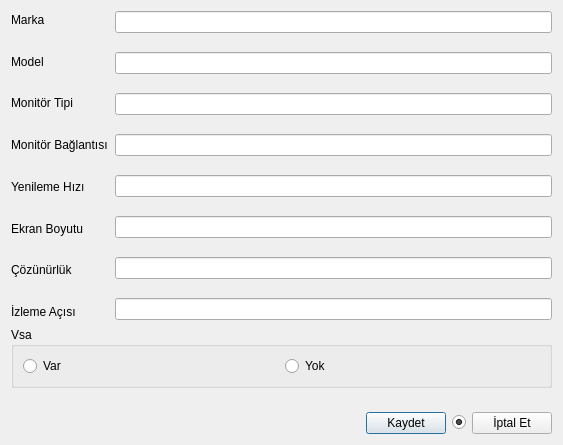
Before: the Qt Designer form Desktop/tekno_market2/TKN_Market/UI/VeriFormlari/tknmonitorpencere.ui in asirkacar/okulprojesi, drawn with Qt 5.
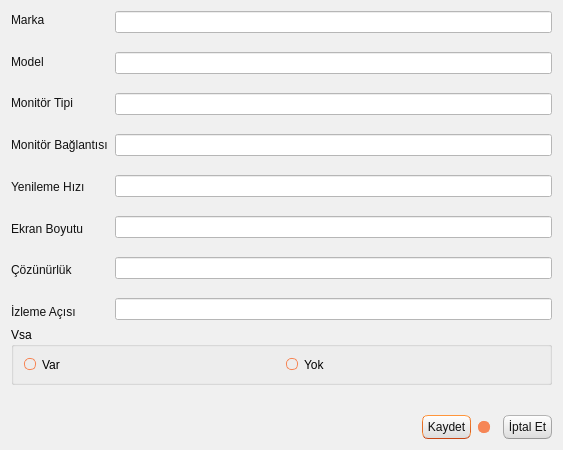
After: the same form once the commit is applied. Icons and pictures are not drawn.

Diff of the .ui file:
```diff
--- a/Desktop/tekno_market2/TKN_Market/UI/VeriFormlari/tknmonitorpencere.ui
+++ b/Desktop/tekno_market2/TKN_Market/UI/VeriFormlari/tknmonitorpencere.ui
@@ -7,12 +7,509 @@
     <x>0</x>
     <y>0</y>
     <width>563</width>
-    <height>445</height>
+    <height>450</height>
    </rect>
   </property>
   <property name="windowTitle">
    <string>Dialog</string>
   </property>
+  <property name="styleSheet">
+   <string notr="true">/*
+Ubuntu Style Sheet for QT Applications
+Author: Jaime A. Quiroga P.
+Company: GTRONICK
+Last updated: 09/10/2019 (dd/mm/yyyy), 12:31.
+Available at: https://github.com/GTRONICK/QSS/blob/master/Ubuntu.qss
+*/
+QMainWindow {
+	background-color:#f0f0f0;
+}
+QCheckBox {
+	padding:2px;
+}
+QCheckBox:hover {
+	border:1px solid rgb(255,150,60);
+	border-radius:4px;
+	padding: 1px;
+	background-color:qlineargradient(spread:pad, x1:0.5, y1:1, x2:0.5, y2:0, stop:0 rgba(190, 90, 50, 50), stop:1 rgba(250, 130, 40, 50));
+}
+QCheckBox::indicator:checked {
+	border:1px solid rgb(246, 134, 86);
+	border-radius:4px;
+  	background-color:rgb(246, 134, 86)
+}
+QCheckBox::indicator:unchecked {
+	border-width:1px solid rgb(246, 134, 86);
+	border-radius:4px;
+  	background-color:rgb(255,255,255);
+}
+QColorDialog {
+	background-color:#f0f0f0;
+}
+QComboBox {
+	color:rgb(81,72,65);
+	background: #ffffff;
+}
+QComboBox:editable {
+	selection-color:rgb(81,72,65);
+	selection-background-color: #ffffff;
+}
+QComboBox QAbstractItemView {
+	selection-color: #ffffff;
+	selection-background-color: rgb(246, 134, 86);
+}
+QComboBox:!editable:on, QComboBox::drop-down:editable:on {
+	color:  #1e1d23;	
+}
+QDateTimeEdit, QDateEdit, QDoubleSpinBox, QFontComboBox {
+	color:rgb(81,72,65);
+	background-color: #ffffff;
+}
+
+QDialog {
+	background-color:#f0f0f0;
+}
+
+QLabel,QLineEdit {
+	color:rgb(17,17,17);
+}
+QLineEdit {
+	background-color:rgb(255,255,255);
+	selection-background-color:rgb(236,116,64);
+}
+QMenuBar {
+	color:rgb(223,219,210);
+	background-color:rgb(65,64,59);
+}
+QMenuBar::item {
+	padding-top:4px;
+	padding-left:4px;
+	padding-right:4px;
+	color:rgb(223,219,210);
+	background-color:rgb(65,64,59);
+}
+QMenuBar::item:selected {
+	color:rgb(255,255,255);
+	padding-top:2px;
+	padding-left:2px;
+	padding-right:2px;
+	border-top-width:2px;
+	border-left-width:2px;
+	border-right-width:2px;
+	border-top-right-radius:4px;
+	border-top-left-radius:4px;
+	border-style:solid;
+	background-color:rgb(65,64,59);
+	border-top-color: rgb(47,47,44);
+	border-right-color: qlineargradient(spread:pad, x1:0, y1:1, x2:1, y2:0, stop:0 rgba(90, 87, 78, 255), stop:1 rgba(47,47,44, 255));
+	border-left-color:  qlineargradient(spread:pad, x1:1, y1:0, x2:0, y2:0, stop:0 rgba(90, 87, 78, 255), stop:1 rgba(47,47,44, 255));
+}
+QMenu {
+	color:rgb(223,219,210);
+	background-color:rgb(65,64,59);
+}
+QMenu::item {
+	color:rgb(223,219,210);
+	padding:4px 10px 4px 20px;
+}
+QMenu::item:selected {
+	color:rgb(255,255,255);
+	background-color: qlineargradient(spread:pad, x1:0.5, y1:1, x2:0.5, y2:0, stop:0 rgba(225, 108, 54, 255), stop:1 rgba(246, 134, 86, 255));
+	border-style:solid;
+	border-width:3px;
+	padding:4px 7px 4px 17px;
+	border-bottom-color:qlineargradient(spread:pad, x1:0.5, y1:1, x2:0.5, y2:0, stop:0 rgba(175,85,48,255), stop:1 rgba(236,114,67, 255));
+	border-top-color:qlineargradient(spread:pad, x1:0.5, y1:1, x2:0.5, y2:0, stop:0 rgba(253,156,113,255), stop:1 rgba(205,90,46, 255));
+	border-right-color:qlineargradient(spread:pad, x1:0, y1:0.5, x2:1, y2:0.5, stop:0 rgba(253,156,113,255), stop:1 rgba(205,90,46, 255));
+	border-left-color:qlineargradient(spread:pad, x1:1, y1:0.5, x2:0, y2:0.5, stop:0 rgba(253,156,113,255), stop:1 rgba(205,90,46, 255));
+}
+QPlainTextEdit {
+	border-width: 1px solid transparent;
+	color:rgb(17,17,17);
+	selection-background-color:rgb(236,116,64);
+}
+QProgressBar {
+	text-align: center;
+	color: rgb(0, 0, 0);
+	border: 1px inset rgb(150,150,150); 
+	border-radius: 10px;
+	background-color:rgb(221,221,219);
+}
+QProgressBar::chunk:horizontal {
+	background-color: qlineargradient(spread:pad, x1:0.5, y1:1, x2:0.5, y2:0, stop:0 rgba(225, 108, 54, 255), stop:1 rgba(246, 134, 86, 255));
+	border:1px solid;
+	border-radius:8px;
+	border-bottom-color:qlineargradient(spread:pad, x1:0.5, y1:1, x2:0.5, y2:0, stop:0 rgba(175,85,48,255), stop:1 rgba(236,114,67, 255));
+	border-top-color:qlineargradient(spread:pad, x1:0.5, y1:1, x2:0.5, y2:0, stop:0 rgba(253,156,113,255), stop:1 rgba(205,90,46, 255));
+	border-right-color:qlineargradient(spread:pad, x1:0, y1:0.5, x2:1, y2:0.5, stop:0 rgba(253,156,113,255), stop:1 rgba(205,90,46, 255));
+	border-left-color:qlineargradient(spread:pad, x1:1, y1:0.5, x2:0, y2:0.5, stop:0 rgba(253,156,113,255), stop:1 rgba(205,90,46, 255));
+}
+QPushButton{
+	color:rgb(17,17,17);
+	border-width: 1px;
+	border-radius: 6px;
+	border-bottom-color: rgb(150,150,150);
+	border-right-color: rgb(165,165,165);
+	border-left-color: rgb(165,165,165);
+	border-top-color: rgb(180,180,180);
+	border-style: solid;
+	padding: 4px;
+	background-color: qlineargradient(spread:pad, x1:0.5, y1:1, x2:0.5, y2:0, stop:0 rgba(220, 220, 220, 255), stop:1 rgba(255, 255, 255, 255));
+}
+QPushButton:hover{
+	color:rgb(17,17,17);
+	border-width: 1px;
+	border-radius:6px;
+	border-top-color: rgb(255,150,60);
+	border-right-color: qlineargradient(spread:pad, x1:0, y1:1, x2:1, y2:0, stop:0 rgba(200, 70, 20, 255), stop:1 rgba(255,150,60, 255));
+	border-left-color:  qlineargradient(spread:pad, x1:1, y1:0, x2:0, y2:0, stop:0 rgba(200, 70, 20, 255), stop:1 rgba(255,150,60, 255));
+	border-bottom-color: rgb(200,70,20);
+	border-style: solid;
+	padding: 2px;
+	background-color: qlineargradient(spread:pad, x1:0.5, y1:1, x2:0.5, y2:0, stop:0 rgba(220, 220, 220, 255), stop:1 rgba(255, 255, 255, 255));
+}
+QPushButton:default{
+	color:rgb(17,17,17);
+	border-width: 1px;
+	border-radius:6px;
+	border-top-color: rgb(255,150,60);
+	border-right-color: qlineargradient(spread:pad, x1:0, y1:1, x2:1, y2:0, stop:0 rgba(200, 70, 20, 255), stop:1 rgba(255,150,60, 255));
+	border-left-color:  qlineargradient(spread:pad, x1:1, y1:0, x2:0, y2:0, stop:0 rgba(200, 70, 20, 255), stop:1 rgba(255,150,60, 255));
+	border-bottom-color: rgb(200,70,20);
+	border-style: solid;
+	padding: 2px;
+	background-color: qlineargradient(spread:pad, x1:0.5, y1:1, x2:0.5, y2:0, stop:0 rgba(220, 220, 220, 255), stop:1 rgba(255, 255, 255, 255));
+}
+QPushButton:pressed{
+	color:rgb(17,17,17);
+	border-width: 1px;
+	border-radius: 6px;
+	border-width: 1px;
+	border-top-color: rgba(255,150,60,200);
+	border-right-color: qlineargradient(spread:pad, x1:0, y1:1, x2:1, y2:0, stop:0 rgba(200, 70, 20, 255), stop:1 rgba(255,150,60, 200));
+	border-left-color:  qlineargradient(spread:pad, x1:1, y1:0, x2:0, y2:0, stop:0 rgba(200, 70, 20, 255), stop:1 rgba(255,150,60, 200));
+	border-bottom-color: rgba(200,70,20,200);
+	border-style: solid;
+	padding: 2px;
+	background-color: qlineargradient(spread:pad, x1:0.5, y1:0, x2:0.5, y2:1, stop:0 rgba(220, 220, 220, 255), stop:1 rgba(255, 255, 255, 255));
+}
+QPushButton:disabled{
+	color:rgb(174,167,159);
+	border-width: 1px;
+	border-radius: 6px;
+	background-color: qlineargradient(spread:pad, x1:0.5, y1:1, x2:0.5, y2:0, stop:0 rgba(200, 200, 200, 255), stop:1 rgba(230, 230, 230, 255));
+}
+QRadioButton {
+	padding: 1px;
+}
+QRadioButton::indicator:checked {
+	height: 10px;
+	width: 10px;
+	border-style:solid;
+	border-radius:5px;
+	border-width: 1px;
+	border-color: rgba(246, 134, 86, 255);
+	color: #a9b7c6;
+	background-color:rgba(246, 134, 86, 255);
+}
+QRadioButton::indicator:!checked {
+	height: 10px;
+	width: 10px;
+	border-style:solid;
+	border-radius:5px;
+	border-width: 1px;
+	border-color: rgb(246, 134, 86);
+	color: #a9b7c6;
+	background-color: transparent;
+}
+QScrollArea {
+	color: white;
+	background-color:#f0f0f0;
+}
+QSlider::groove {
+	border-style: solid;
+	border-width: 1px;
+	border-color: rgb(207,207,207);
+}
+QSlider::groove:horizontal {
+	height: 5px;
+	background: rgb(246, 134, 86);
+}
+QSlider::groove:vertical {
+	width: 5px;
+	background: rgb(246, 134, 86);
+}
+QSlider::handle:horizontal {
+	background: rgb(253,253,253);
+	border-style: solid;
+	border-width: 1px;
+	border-color: rgb(207,207,207);
+	width: 12px;
+	margin: -5px 0;
+	border-radius: 7px;
+}
+QSlider::handle:vertical {
+	background: rgb(253,253,253);
+	border-style: solid;
+	border-width: 1px;
+	border-color: rgb(207,207,207);
+	height: 12px;
+	margin: 0 -5px;
+	border-radius: 7px;
+}
+QSlider::add-page:horizontal, QSlider::add-page:vertical {
+ 	background: white;
+}
+QSlider::sub-page:horizontal, QSlider::sub-page:vertical {
+	background: rgb(246, 134, 86);
+}
+QStatusBar, QSpinBox {
+	color:rgb(81,72,65);
+}
+QSpinBox {
+	background-color: #ffffff;
+}
+QScrollBar:horizontal {
+	max-height: 20px;
+	border: 1px transparent;
+	margin: 0px 20px 0px 20px;
+}
+QScrollBar::handle:horizontal {
+	background: rgb(253,253,253);
+	border: 1px solid rgb(207,207,207);
+	border-radius: 7px;
+	min-width: 25px;
+}
+QScrollBar::handle:horizontal:hover {
+	background: rgb(253,253,253);
+	border: 1px solid rgb(255,150,60);
+	border-radius: 7px;
+	min-width: 25px;
+}
+QScrollBar::add-line:horizontal {
+  	border: 1px solid rgb(207,207,207);
+  	border-top-right-radius: 7px;
+  	border-top-left-radius: 7px;
+  	border-bottom-right-radius: 7px;
+  	background: rgb(255, 255, 255);
+  	width: 20px;
+  	subcontrol-position: right;
+  	subcontrol-origin: margin;
+}
+QScrollBar::add-line:horizontal:hover {
+  	border: 1px solid rgb(255,150,60);
+  	border-top-right-radius: 7px;
+  	border-top-left-radius: 7px;
+  	border-bottom-right-radius: 7px;
+  	background: rgb(255, 255, 255);
+  	width: 20px;
+  	subcontrol-position: right;
+  	subcontrol-origin: margin;
+}
+QScrollBar::add-line:horizontal:pressed {
+  	border: 1px solid grey;
+  	border-top-left-radius: 7px;
+  	border-top-right-radius: 7px;
+  	border-bottom-right-radius: 7px;
+  	background: rgb(231,231,231);
+  	width: 20px;
+  	subcontrol-position: right;
+  	subcontrol-origin: margin;
+}
+QScrollBar::sub-line:horizontal {
+  	border: 1px solid rgb(207,207,207);
+  	border-top-right-radius: 7px;
+  	border-top-left-radius: 7px;
+  	border-bottom-left-radius: 7px;
+  	background: rgb(255, 255, 255);
+  	width: 20px;
+  	subcontrol-position: left;
+  	subcontrol-origin: margin;
+}
+QScrollBar::sub-line:horizontal:hover {
+  	border: 1px solid rgb(255,150,60);
+  	border-top-right-radius: 7px;
+  	border-top-left-radius: 7px;
+  	border-bottom-left-radius: 7px;
+  	background: rgb(255, 255, 255);
+  	width: 20px;
+  	subcontrol-position: left;
+  	subcontrol-origin: margin;
+}
+QScrollBar::sub-line:horizontal:pressed {
+  	border: 1px solid grey;
+  	border-top-right-radius: 7px;
+  	border-top-left-radius: 7px;
+  	border-bottom-left-radius: 7px;
+  	background: rgb(231,231,231);
+  	width: 20px;
+  	subcontrol-position: left;
+  	subcontrol-origin: margin;
+}
+QScrollBar::left-arrow:horizontal {
+  	border: 1px transparent grey;
+  	border-top-left-radius: 3px;
+  	border-bottom-left-radius: 3px;
+  	width: 6px;
+  	height: 6px;
+  	background: rgb(230,230,230);
+}
+QScrollBar::right-arrow:horizontal {
+	border: 1px transparent grey;
+	border-top-right-radius: 3px;
+	border-bottom-right-radius: 3px;
+  	width: 6px;
+  	height: 6px;
+ 	background: rgb(230,230,230);
+}
+QScrollBar::add-page:horizontal, QScrollBar::sub-page:horizontal {
+ 	background: none;
+} 
+QScrollBar:vertical {
+	max-width: 20px;
+	border: 1px transparent grey;
+	margin: 20px 0px 20px 0px;
+}
+QScrollBar::add-line:vertical {
+	border: 1px solid;
+	border-color: rgb(207,207,207);
+	border-bottom-right-radius: 7px;
+	border-bottom-left-radius: 7px;
+	border-top-left-radius: 7px;
+	background: rgb(255, 255, 255);
+  	height: 20px;
+  	subcontrol-position: bottom;
+  	subcontrol-origin: margin;
+}
+QScrollBar::add-line:vertical:hover {
+  	border: 1px solid;
+  	border-color: rgb(255,150,60);
+  	border-bottom-right-radius: 7px;
+  	border-bottom-left-radius: 7px;
+  	border-top-left-radius: 7px;
+  	background: rgb(255, 255, 255);
+  	height: 20px;
+  	subcontrol-position: bottom;
+  	subcontrol-origin: margin;
+}
+QScrollBar::add-line:vertical:pressed {
+  	border: 1px solid grey;
+  	border-bottom-left-radius: 7px;
+  	border-bottom-right-radius: 7px;
+  	border-top-left-radius: 7px;
+  	background: rgb(231,231,231);
+  	height: 20px;
+  	subcontrol-position: bottom;
+  	subcontrol-origin: margin;
+}
+QScrollBar::sub-line:vertical {
+  	border: 1px solid rgb(207,207,207);
+  	border-top-right-radius: 7px;
+  	border-top-left-radius: 7px;
+  	border-bottom-left-radius: 7px;
+  	background: rgb(255, 255, 255);
+  	height: 20px;
+  	subcontrol-position: top;
+  	subcontrol-origin: margin;
+}
+QScrollBar::sub-line:vertical:hover {
+  	border: 1px solid rgb(255,150,60);
+  	border-top-right-radius: 7px;
+  	border-top-left-radius: 7px;
+  	border-bottom-left-radius: 7px;
+	background: rgb(255, 255, 255);
+  	height: 20px;
+  	subcontrol-position: top;
+  	subcontrol-origin: margin;
+}
+QScrollBar::sub-line:vertical:pressed {
+  	border: 1px solid grey;
+  	border-top-left-radius: 7px;
+  	border-top-right-radius: 7px;
+  	background: rgb(231,231,231);
+ 	height: 20px;
+  	subcontrol-position: top;
+  	subcontrol-origin: margin;
+}
+QScrollBar::handle:vertical {
+	background: rgb(253,253,253);
+	border: 1px solid rgb(207,207,207);
+	border-radius: 7px;
+	min-height: 25px;
+}
+QScrollBar::handle:vertical:hover {
+	background: rgb(253,253,253);
+	border: 1px solid rgb(255,150,60);
+	border-radius: 7px;
+	min-height: 25px;
+}
+QScrollBar::up-arrow:vertical {
+	border: 1px transparent grey;
+  	border-top-left-radius: 3px;
+	border-top-right-radius: 3px;
+  	width: 6px;
+  	height: 6px;
+  	background: rgb(230,230,230);
+}
+QScrollBar::down-arrow:vertical {
+  	border: 1px transparent grey;
+  	border-bottom-left-radius: 3px;
+  	border-bottom-right-radius: 3px;
+  	width: 6px;
+  	height: 6px;
+  	background: rgb(230,230,230);
+}
+QScrollBar::add-page:vertical, QScrollBar::sub-page:vertical {
+  	background: none;
+}
+QTabWidget {
+	color:rgb(0,0,0);
+	background-color:rgb(247,246,246);
+}
+QTabWidget::pane {
+	border-color: rgb(180,180,180);
+	background-color:rgb(247,246,246);
+	border-style: solid;
+	border-width: 1px;
+  	border-radius: 6px;
+}
+QTabBar::tab {
+	padding-left:4px;
+	padding-right:4px;
+	padding-bottom:2px;
+	padding-top:2px;
+	color:rgb(81,72,65);
+  	background-color: qlineargradient(spread:pad, x1:0.5, y1:1, x2:0.5, y2:0, stop:0 rgba(221,218,217,255), stop:1 rgba(240,239,238,255));
+	border-style: solid;
+	border-width: 1px;
+  	border-top-right-radius:4px;
+	border-top-left-radius:4px;
+	border-top-color: rgb(180,180,180);
+	border-left-color: rgb(180,180,180);
+	border-right-color: rgb(180,180,180);
+	border-bottom-color: transparent;
+}
+QTabBar::tab:selected, QTabBar::tab:last:selected, QTabBar::tab:hover {
+  	background-color:rgb(247,246,246);
+  	margin-left: 0px;
+  	margin-right: 1px;
+}
+QTabBar::tab:!selected {
+	margin-top: 1px;
+	margin-right: 1px;
+}
+QTextEdit {
+	border-width: 1px;
+	border-style: solid;
+	border-color:transparent;
+	color:rgb(17,17,17);
+	selection-background-color:rgb(236,116,64);
+}
+QTimeEdit, QToolBox, QToolBox::tab, QToolBox::tab:selected {
+	color:rgb(81,72,65);
+	background-color: #ffffff;
+}</string>
+  </property>
   <layout class="QVBoxLayout" name="verticalLayout_4">
    <item>
     <layout class="QVBoxLayout" name="verticalLayout_3">
```
Left out of the diff: 12 changed lines with no effect on the pictures.
